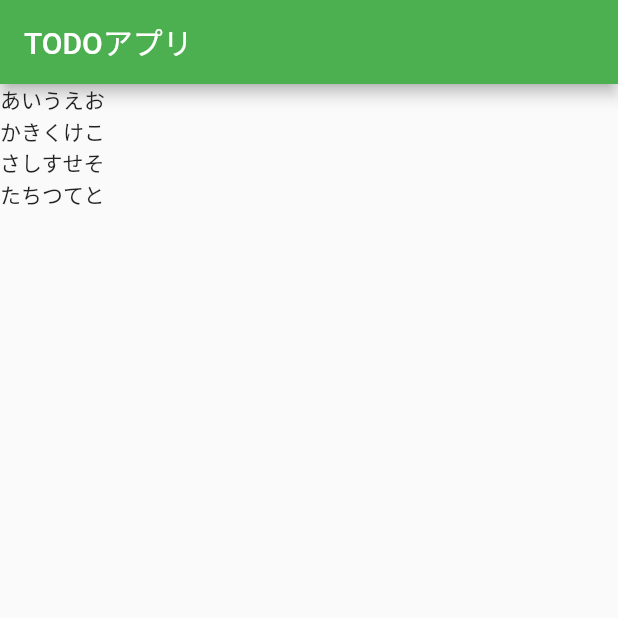
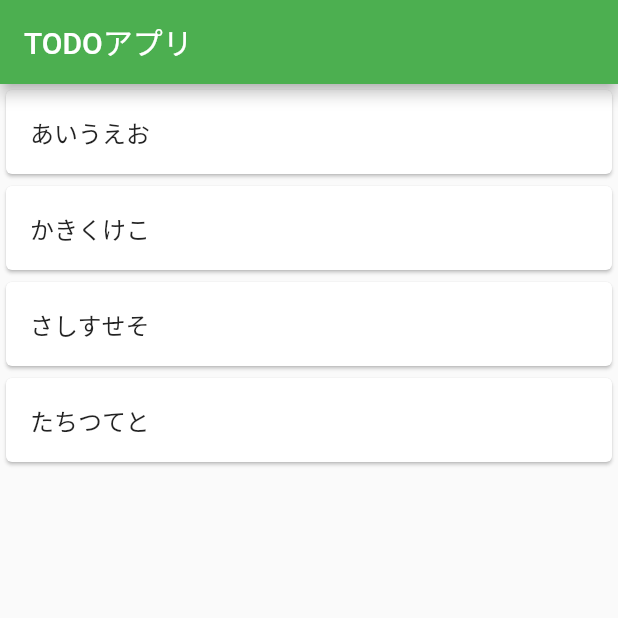
Before and after one commit to hamadayuuki/practice-flutter, a Flutter app: the screen it shows after launch, on a phone screen of 412 x 824 dp, the top half of it. Run offline on Flutter 3.47's test engine with Material 2 defaults, Android fonts, the phone set to English and light mode, and no system bars.

Commit message:
add: Cardを用いて、ListViewの表示を綺麗にした

```diff
--- a/lib/main.dart
+++ b/lib/main.dart
@@ -49,7 +49,11 @@ class _TodoListPageState extends State<TodoListPage> {
         child: ListView.builder(
           itemCount: todoList.length,   // リスト数 (=配列の要素数)
           itemBuilder: (context, index) {
-            return Text(todoList[index]);
+            return Card(
+              child: ListTile(
+                title: Text(todoList[index]),
+              )
+            );// Card
           }
         )// ListView.builder
 
```
